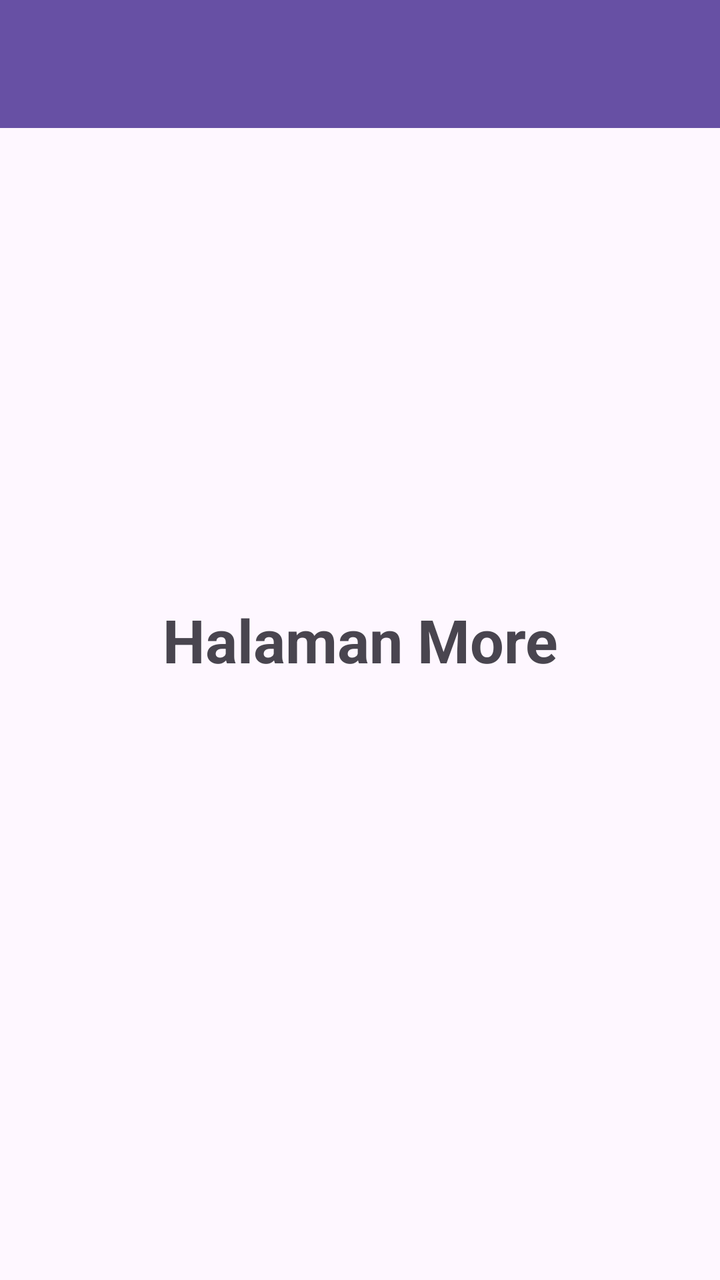
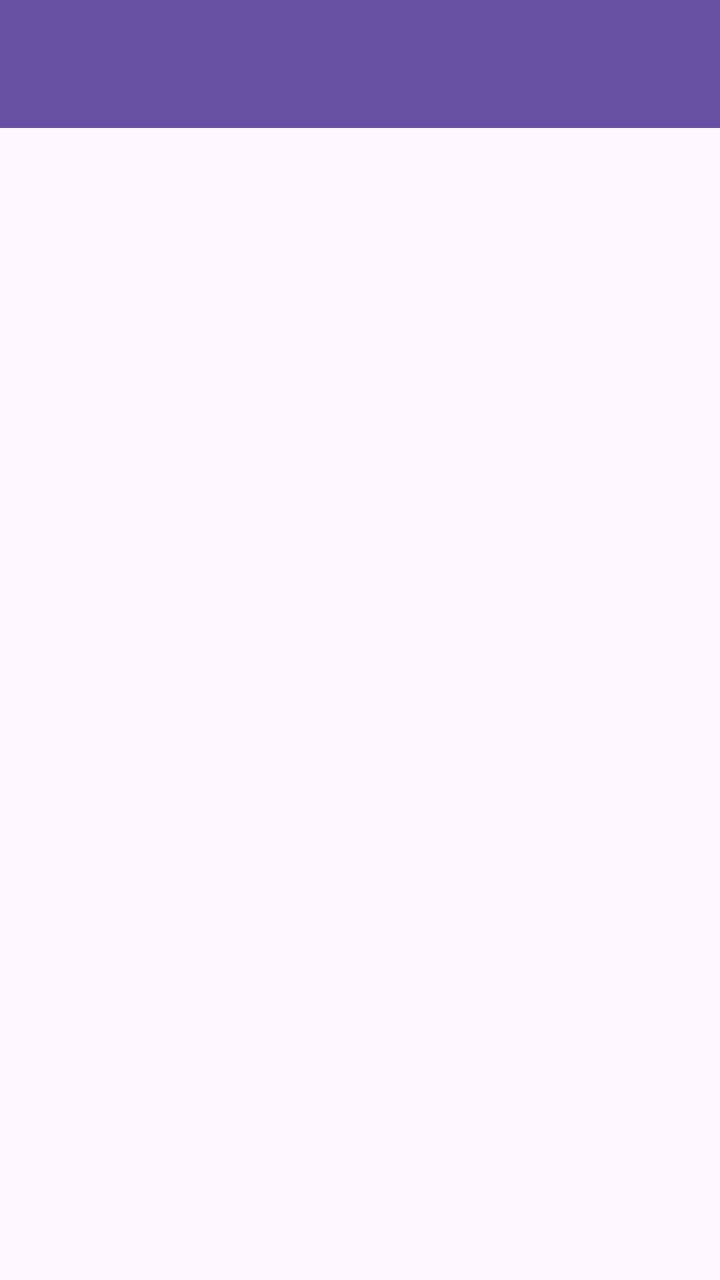

Screens rendered from an Android XML layout before and after an edit, with the pre-edit source and the edit as a unified diff.
<!-- AndroidManifest.xml: application theme Theme.Jupiter_mirna -->
<!-- res/layout/fragment_more.xml -->
<?xml version="1.0" encoding="utf-8"?>
<FrameLayout xmlns:android="http://schemas.android.com/apk/res/android"
    xmlns:tools="http://schemas.android.com/tools"
    android:layout_width="match_parent"
    android:layout_height="match_parent"
    xmlns:app="http://schemas.android.com/apk/res-auto"
    tools:context=".More.MoreFragment">

    <androidx.appcompat.widget.Toolbar
        android:id="@+id/toolbar"
        android:background="?attr/colorPrimary"
        android:layout_width="match_parent"
        android:layout_height="?attr/actionBarSize"
        app:titleTextColor="@android:color/white"
        app:layout_scrollFlags="scroll|enterAlways"
        app:subtitleTextColor="@color/white"/>

    <TextView
        android:layout_width="match_parent"
        android:layout_height="match_parent"
        android:gravity="center"
        android:text="Halaman More"
        android:textSize="30sp"
        android:textStyle="bold" />

</FrameLayout>
<!-- resources referenced by this layout -->
<resources>
  <color name="white">#FFFFFFFF</color>
  <style name="Theme.Jupiter_mirna" parent="Base.Theme.Jupiter_mirna" />
  <style name="Base.Theme.Jupiter_mirna" parent="Theme.Material3.DayNight.NoActionBar">
          
          
      </style>
</resources>

<!-- the commit's change to res/layout/fragment_more.xml (unified diff, before → after) -->
@@ -1,26 +1,30 @@
 <?xml version="1.0" encoding="utf-8"?>
-<FrameLayout xmlns:android="http://schemas.android.com/apk/res/android"
+<androidx.coordinatorlayout.widget.CoordinatorLayout xmlns:android="http://schemas.android.com/apk/res/android"
     xmlns:tools="http://schemas.android.com/tools"
     android:layout_width="match_parent"
     android:layout_height="match_parent"
     xmlns:app="http://schemas.android.com/apk/res-auto"
     tools:context=".More.MoreFragment">
 
-    <androidx.appcompat.widget.Toolbar
-        android:id="@+id/toolbar"
-        android:background="?attr/colorPrimary"
+    <com.google.android.material.appbar.AppBarLayout
+        android:id="@+id/appBarLayout"
         android:layout_width="match_parent"
-        android:layout_height="?attr/actionBarSize"
-        app:titleTextColor="@android:color/white"
-        app:layout_scrollFlags="scroll|enterAlways"
-        app:subtitleTextColor="@color/white"/>
+        android:layout_height="wrap_content"
+        android:theme="@style/ThemeOverlay.AppCompat.Dark.ActionBar">
 
-    <TextView
+        <androidx.appcompat.widget.Toolbar
+            android:id="@+id/toolbar"
+            android:layout_width="match_parent"
+            android:layout_height="?attr/actionBarSize"
+            android:background="?attr/colorPrimary"
+            app:layout_scrollFlags="scroll|enterAlways"
+            app:titleTextColor="@android:color/white" />
+
+    </com.google.android.material.appbar.AppBarLayout>
+
+    <ListView
+        android:id="@+id/listViewItems"
         android:layout_width="match_parent"
         android:layout_height="match_parent"
-        android:gravity="center"
-        android:text="Halaman More"
-        android:textSize="30sp"
-        android:textStyle="bold" />
-
-</FrameLayout>
+        app:layout_behavior="@string/appbar_scrolling_view_behavior" />
+</androidx.coordinatorlayout.widget.CoordinatorLayout>
<!-- resource entries referenced after the edit -->
@@ -1,6 +1,5 @@
 <!-- resources referenced by this layout -->
 <resources>
-  <color name="white">#FFFFFFFF</color>
   <style name="Theme.Jupiter_mirna" parent="Base.Theme.Jupiter_mirna" />
   <style name="Base.Theme.Jupiter_mirna" parent="Theme.Material3.DayNight.NoActionBar">
           
